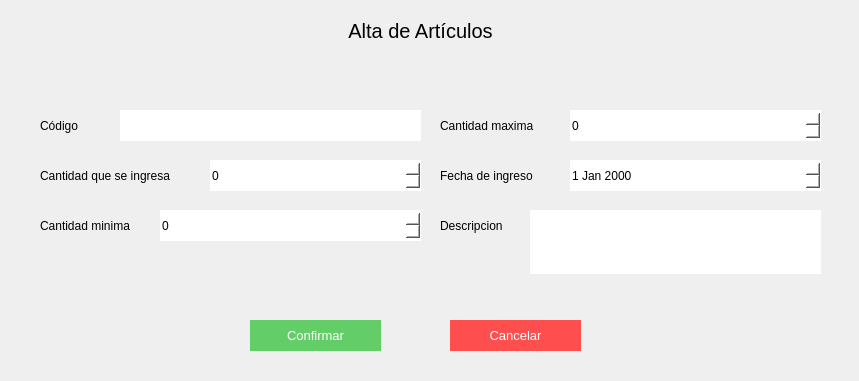
The window that Pantallas UI/Herramientas/alta-baja articulos/altaDeArticulosHerramientas.ui (AlemFernandez786/Scabox) describes before a commit, drawn with Qt 5.
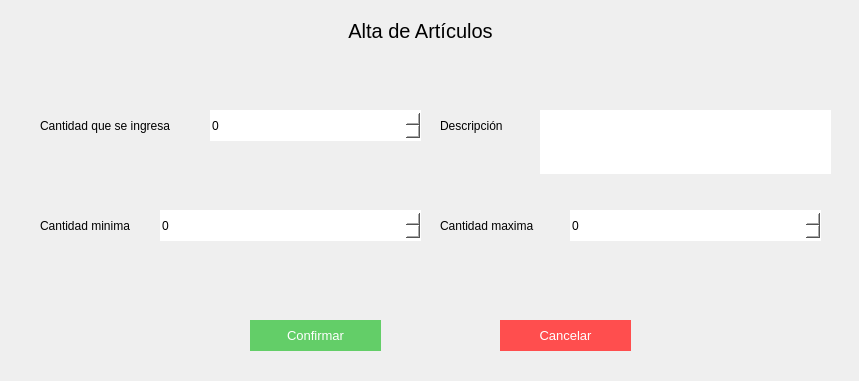
The same window after the commit.

What changed in the file:
```diff
--- a/Pantallas UI/Herramientas/alta-baja articulos/altaDeArticulosHerramientas.ui
+++ b/Pantallas UI/Herramientas/alta-baja articulos/altaDeArticulosHerramientas.ui
@@ -33,46 +33,11 @@
     <set>Qt::AlignCenter</set>
    </property>
   </widget>
-  <widget class="QLineEdit" name="he_input_1">
-   <property name="geometry">
-    <rect>
-     <x>120</x>
-     <y>110</y>
-     <width>301</width>
-     <height>31</height>
-    </rect>
-   </property>
-   <property name="styleSheet">
-    <string notr="true">border:none;
-background-color: rgb(255, 255, 255);
-font: 11pt &quot;MS Shell Dlg 2&quot;;</string>
-   </property>
-   <property name="text">
-    <string/>
-   </property>
-  </widget>
-  <widget class="QLabel" name="label">
-   <property name="geometry">
-    <rect>
-     <x>40</x>
-     <y>110</y>
-     <width>71</width>
-     <height>31</height>
-    </rect>
-   </property>
-   <property name="styleSheet">
-    <string notr="true">font: 11pt &quot;MS Shell Dlg 2&quot;;
-text-align:center;</string>
-   </property>
-   <property name="text">
-    <string>Código</string>
-   </property>
-  </widget>
   <widget class="QLabel" name="label_4">
    <property name="geometry">
     <rect>
      <x>40</x>
-     <y>160</y>
+     <y>110</y>
      <width>171</width>
      <height>31</height>
     </rect>
@@ -124,7 +89,7 @@
   <widget class="QPushButton" name="he_btn_cancelar">
    <property name="geometry">
     <rect>
-     <x>450</x>
+     <x>500</x>
      <y>320</y>
      <width>131</width>
      <height>31</height>
@@ -144,7 +109,7 @@
    <property name="geometry">
     <rect>
      <x>440</x>
-     <y>110</y>
+     <y>210</y>
      <width>121</width>
      <height>31</height>
     </rect>
@@ -157,43 +122,11 @@
     <string>Cantidad maxima</string>
    </property>
   </widget>
-  <widget class="QLabel" name="label_9">
-   <property name="geometry">
-    <rect>
-     <x>440</x>
-     <y>160</y>
-     <width>121</width>
-     <height>31</height>
-    </rect>
-   </property>
-   <property name="styleSheet">
-    <string notr="true">font: 11pt &quot;MS Shell Dlg 2&quot;;
-text-align:center;</string>
-   </property>
-   <property name="text">
-    <string>Fecha de ingreso </string>
-   </property>
-  </widget>
-  <widget class="QDateEdit" name="he_input_5">
-   <property name="geometry">
-    <rect>
-     <x>570</x>
-     <y>160</y>
-     <width>251</width>
-     <height>31</height>
-    </rect>
-   </property>
-   <property name="styleSheet">
-    <string notr="true">border:none;
-background-color: rgb(255, 255, 255);
-font: 11pt &quot;MS Shell Dlg 2&quot;;</string>
-   </property>
-  </widget>
   <widget class="QSpinBox" name="he_input_2">
    <property name="geometry">
     <rect>
      <x>210</x>
-     <y>160</y>
+     <y>110</y>
      <width>211</width>
      <height>31</height>
     </rect>
@@ -223,7 +156,7 @@
    <property name="geometry">
     <rect>
      <x>570</x>
-     <y>110</y>
+     <y>210</y>
      <width>251</width>
      <height>31</height>
     </rect>
@@ -238,7 +171,7 @@
    <property name="geometry">
     <rect>
      <x>440</x>
-     <y>210</y>
+     <y>110</y>
      <width>121</width>
      <height>31</height>
     </rect>
@@ -248,14 +181,14 @@
 text-align:center;</string>
    </property>
    <property name="text">
-    <string>Descripcion</string>
+    <string>Descripción</string>
    </property>
   </widget>
   <widget class="QPlainTextEdit" name="he_input_6">
    <property name="geometry">
     <rect>
-     <x>530</x>
-     <y>210</y>
+     <x>540</x>
+     <y>110</y>
      <width>291</width>
      <height>64</height>
     </rect>
```
Left out of the diff: 2 changed lines with no effect on the pictures.
